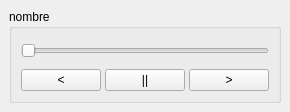
jpablo/superficie, file Gui/paramTemplate.ui: the form before one commit.
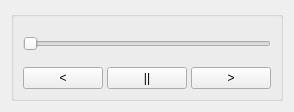
The form after the commit.

```diff
--- a/Gui/paramTemplate.ui
+++ b/Gui/paramTemplate.ui
@@ -30,13 +30,7 @@
   <property name="windowTitle" >
    <string>ParamTemplate</string>
   </property>
-  <layout class="QVBoxLayout" >
-   <property name="spacing" >
-    <number>6</number>
-   </property>
-   <property name="margin" >
-    <number>9</number>
-   </property>
+  <layout class="QVBoxLayout">
    <item>
     <widget class="QGroupBox" name="nombre" >
      <property name="sizePolicy" >
@@ -51,19 +45,10 @@
        <height>0</height>
       </size>
      </property>
-     <property name="title" >
-      <string>nombre</string>
-     </property>
-     <property name="alignment" >
+     <property name="alignment">
       <set>Qt::AlignLeading|Qt::AlignLeft|Qt::AlignTop</set>
      </property>
-     <layout class="QVBoxLayout" >
-      <property name="spacing" >
-       <number>6</number>
-      </property>
-      <property name="margin" >
-       <number>9</number>
-      </property>
+     <layout class="QVBoxLayout">
       <item>
        <widget class="QSlider" name="slider" >
         <property name="sizePolicy" >
@@ -82,9 +67,6 @@
         <property name="spacing" >
          <number>4</number>
         </property>
-        <property name="margin" >
-         <number>0</number>
-        </property>
         <item>
          <widget class="QPushButton" name="atras" >
           <property name="sizePolicy" >
```
Left out of the diff: 63 changed lines with no effect on the pictures.
